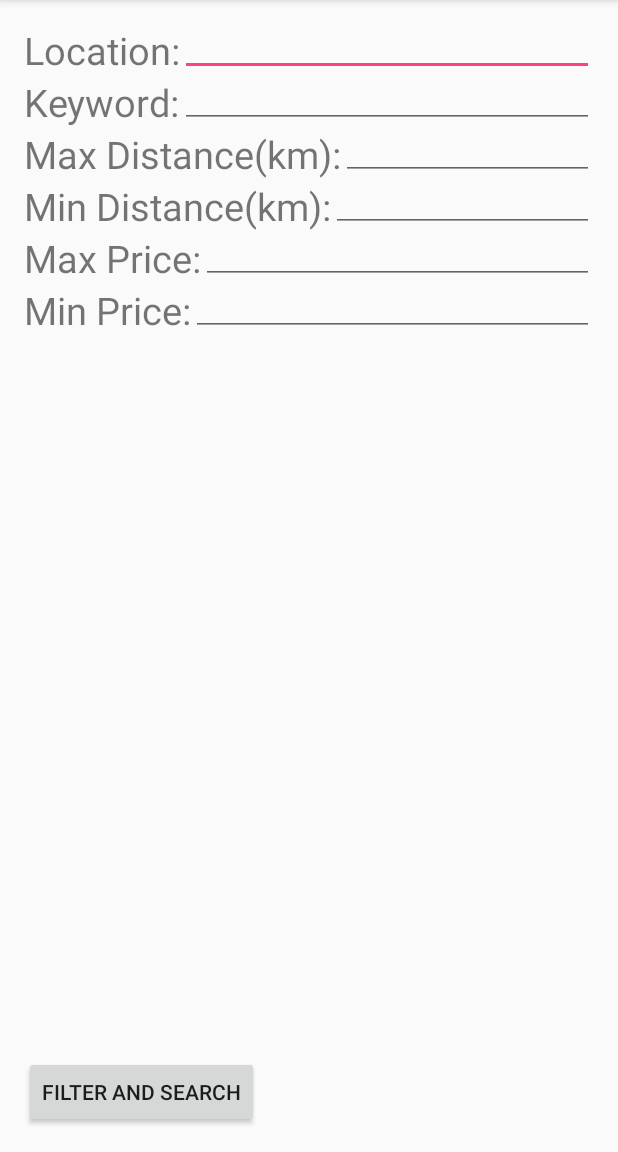
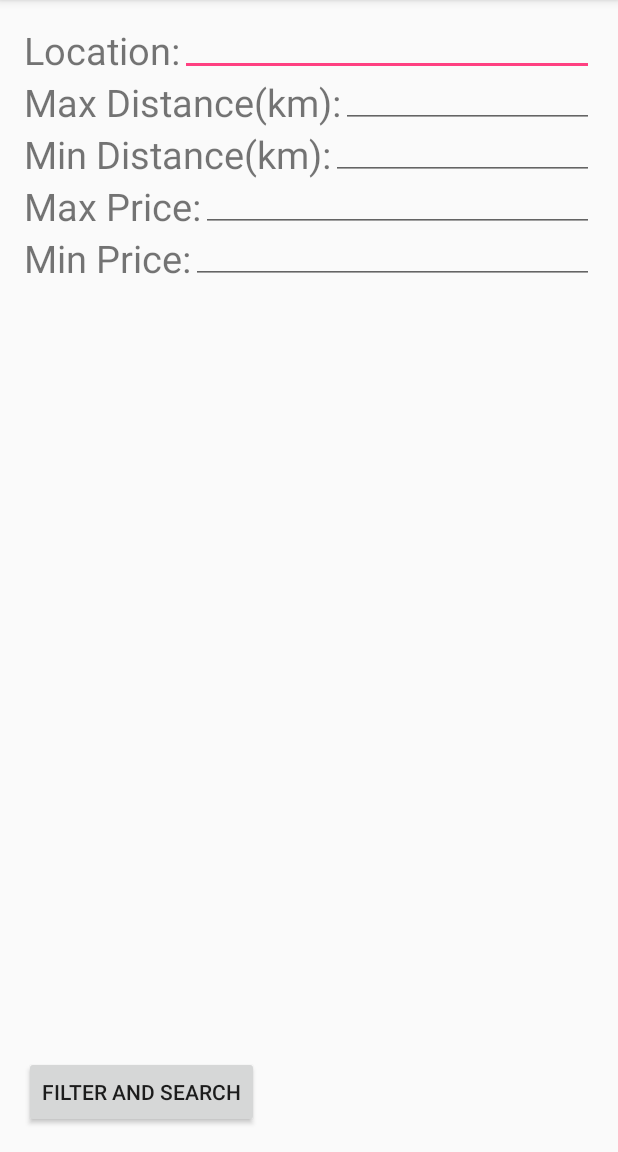
Before and after one commit to CMPUT301F16T05/legendary-telegram, an Android app: the FilterActivity screen opened directly, with no data from a screen before it, on a phone screen of 412 x 824 dp, the part 84-1236 px from its top. Run offline under Robolectric (Android 15) with nearby library versions, the light colour scheme and no system bars.

Commit message:
filter update

```diff
--- a/app/src/main/java/com/cmput301fa16t5/legendary_telegram/FilterActivity.java
+++ b/app/src/main/java/com/cmput301fa16t5/legendary_telegram/FilterActivity.java
@@ -8,7 +8,6 @@ import android.widget.EditText;
 public class FilterActivity extends AppCompatActivity {
 
     private EditText location_ET;
-    private EditText keyword_ET;
     private EditText max_distance_ET;
     private EditText min_distance_ET;
     private EditText max_price_ET;
@@ -22,14 +21,15 @@ public class FilterActivity extends AppCompatActivity {
         setContentView(R.layout.activity_filter);
 
         location_ET = (EditText)findViewById(R.id.locationET);
-        keyword_ET = (EditText)findViewById(R.id.keywordET);
         max_distance_ET= (EditText)findViewById(R.id.max_distanceET);
         min_distance_ET = (EditText)findViewById(R.id.min_distanceET);
         max_price_ET = (EditText)findViewById(R.id.max_priceET);
         min_price_ET = (EditText)findViewById(R.id.min_priceET);
         filter_B = (Button)findViewById(R.id.filter_button);
 
+        String location = getIntent().getStringExtra("Location");
 
+        location_ET.setText(location);
 
     }
 }
--- a/app/src/main/java/com/cmput301fa16t5/legendary_telegram/MapsActivity.java
+++ b/app/src/main/java/com/cmput301fa16t5/legendary_telegram/MapsActivity.java
@@ -31,6 +31,8 @@ import com.google.android.gms.maps.model.LatLng;
 import com.google.android.gms.maps.model.Marker;
 import com.google.android.gms.maps.model.MarkerOptions;
 
+import org.apache.http.protocol.RequestUserAgentHC4;
+
 import java.util.ArrayList;
 
 /**
@@ -60,6 +62,8 @@ public class MapsActivity extends AppCompatActivity implements OnMapReadyCallbac
     // View has the controller
     private MapController myController;
 
+    private Boolean backFromFilter;
+
 
     @Override
     protected void onCreate(Bundle savedInstanceState) {
@@ -73,6 +77,7 @@ public class MapsActivity extends AppCompatActivity implements OnMapReadyCallbac
         Intent intent = getIntent();
         myController = new MapController();
         riderOrDriver = intent.getStringExtra("Map");
+        backFromFilter = false;
     }
 
 
@@ -203,10 +208,21 @@ public class MapsActivity extends AppCompatActivity implements OnMapReadyCallbac
             public void onClick(View v) {
                 // Do something about the filter
                 //go to filter activity
+                String location_cordinate = new String();
+                backFromFilter = true;
                 Intent filter_intent = new Intent(MapsActivity.this, FilterActivity.class);
+                filter_intent.putExtra("Location", location_cordinate);
                 startActivity(filter_intent);
             }
         });
 
     }
+
+    @Override
+    protected void onResume(){
+        super.onResume();
+        if (backFromFilter){
+            finish();
+        }
+    }
 }
--- a/app/src/main/res/layout/activity_filter.xml
+++ b/app/src/main/res/layout/activity_filter.xml
@@ -28,20 +28,11 @@
     <TextView
         android:layout_width="wrap_content"
         android:layout_height="wrap_content"
-        android:text="Keyword:"
-        android:id="@+id/keywordTV"
-        android:layout_below="@+id/location"
-        android:layout_alignParentStart="true"
-        android:textSize="25dp"/>
-
-    <TextView
-        android:layout_width="wrap_content"
-        android:layout_height="wrap_content"
         android:text="Max Distance(km):"
         android:id="@+id/max_distance"
-        android:layout_below="@+id/keywordTV"
         android:layout_alignParentStart="true"
-        android:textSize="25dp"/>
+        android:textSize="25dp"
+        android:layout_below="@+id/location" />
 
     <TextView
         android:layout_width="wrap_content"
@@ -81,18 +72,10 @@
     <EditText
         android:layout_width="wrap_content"
         android:layout_height="wrap_content"
-        android:id="@+id/keywordET"
-        android:layout_alignBottom="@+id/keywordTV"
-        android:layout_alignEnd="@+id/locationET"
-        android:layout_toEndOf="@+id/location" />
-
-    <EditText
-        android:layout_width="wrap_content"
-        android:layout_height="wrap_content"
         android:id="@+id/max_distanceET"
         android:layout_above="@+id/min_distance"
-        android:layout_alignEnd="@+id/keywordET"
-        android:layout_toEndOf="@+id/max_distance" />
+        android:layout_toEndOf="@+id/max_distance"
+        android:layout_alignEnd="@+id/locationET" />
 
     <EditText
         android:layout_width="wrap_content"
```
